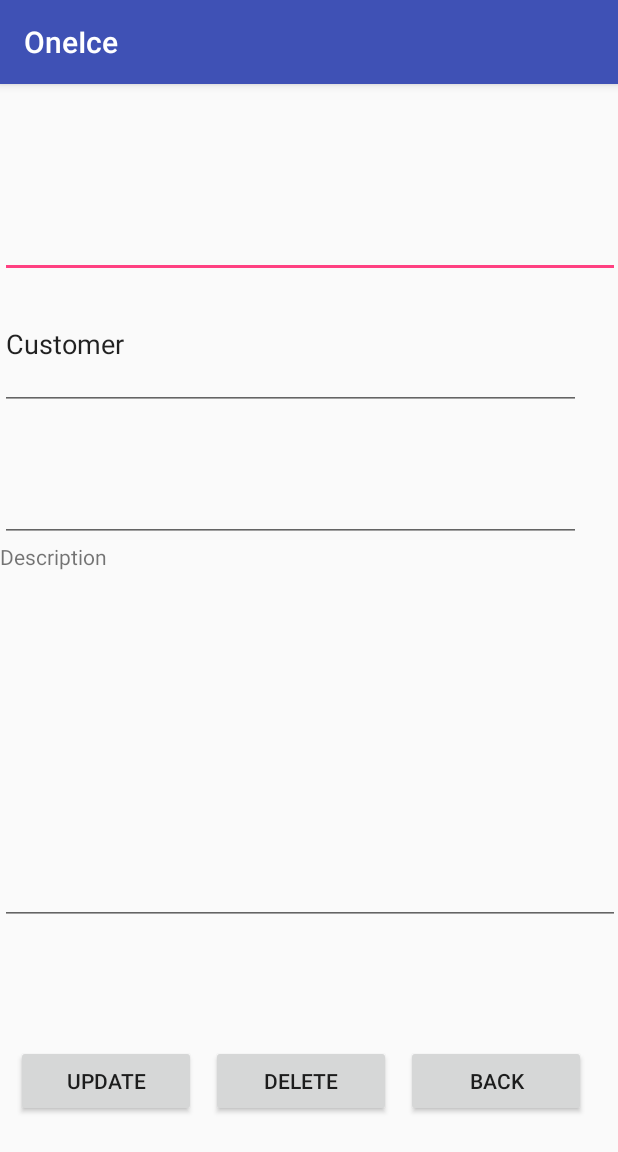
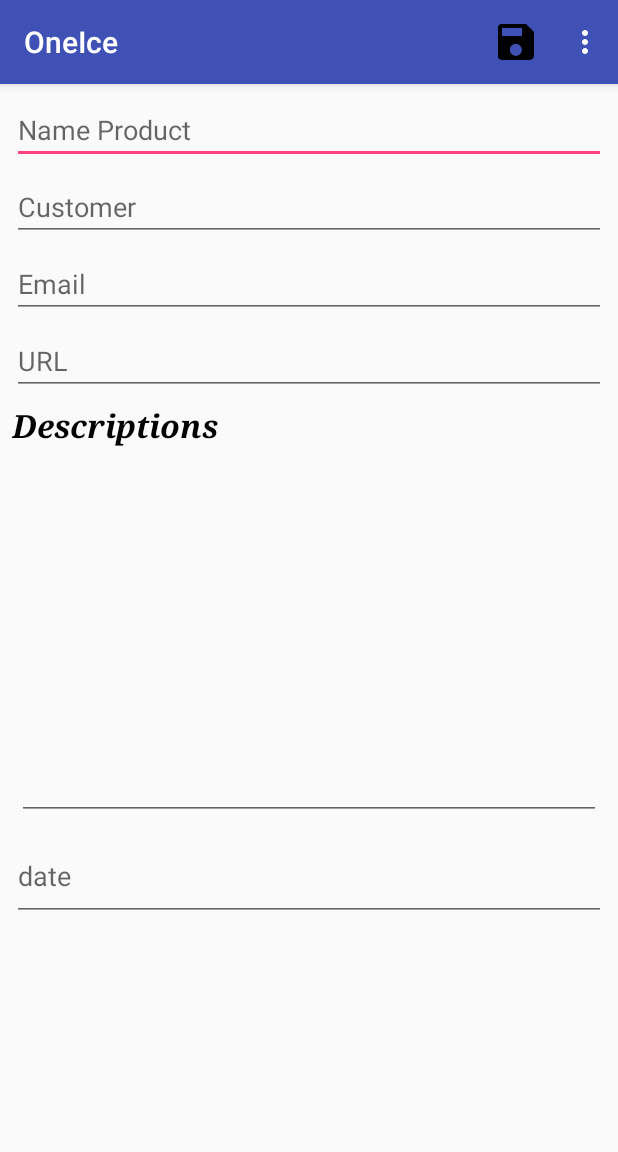
Before and after one commit to kirill9875/Project-OneIce, an Android app: the ProductDetailsActivity screen opened directly, with no data from a screen before it, on a phone screen of 412 x 824 dp. Shown: the top 1152 px of the screen. Run offline under Robolectric (Android 15) with nearby library versions, the phone set to English and light mode, and no system bars; our stand-ins replace Firebase (no records; nobody signed in at launch, a user with empty details on screens opened directly).

Commit message:
Realise Main Functional

```diff
--- a/app/src/main/java/com/edwardvanraak/materialbarcodescannerexample/ProductDetailsActivity.java
+++ b/app/src/main/java/com/edwardvanraak/materialbarcodescannerexample/ProductDetailsActivity.java
@@ -4,12 +4,15 @@ import android.content.Intent;
 import android.os.Bundle;
 import android.support.annotation.NonNull;
 import android.support.v7.app.AppCompatActivity;
+import android.view.Menu;
+import android.view.MenuItem;
 import android.view.View;
 import android.widget.Button;
 import android.widget.EditText;
 import android.widget.TextView;
 import android.widget.Toast;
 
+import com.edwardvanraak.materialbarcodescannerexample.madels.NewProduct;
 import com.edwardvanraak.materialbarcodescannerexample.madels.Product;
 import com.google.firebase.database.DataSnapshot;
 import com.google.firebase.database.DatabaseError;
@@ -26,18 +29,20 @@ import static android.content.Intent.FLAG_ACTIVITY_CLEAR_TOP;
 public class ProductDetailsActivity extends AppCompatActivity {
 
     private EditText mCustomer_editText;
+    private EditText mTitle_editText;
+    private EditText mEmails_editTxt;
+    private EditText mURL_editTxt;
     private EditText mDescriptor_editText;
-    private EditText mTitle_editText;
     private EditText mDate_editText;
-    private Button mUpdate_btn;
-    private Button mBack_btn;
-    private Button mDelete_btn;
+    private TextView mDescriptions_TxtView;
 
     private String key;
     private String title;
+    private String customer;
+    private String url;
+    private String email;
+    private String description;
     private String date;
-    private String description;
-    private String customer;
 
 
     @Override
@@ -45,37 +50,77 @@ public class ProductDetailsActivity extends AppCompatActivity {
         super.onCreate(savedInstanceState);
         setContentView(R.layout.activity_product_details);
 
-
         key = getIntent().getStringExtra("key");
         title = getIntent().getStringExtra("title");
         date = getIntent().getStringExtra("date");
-        description = getIntent().getStringExtra("description");
         customer = getIntent().getStringExtra("customer");
 
-        mTitle_editText = (EditText) findViewById(R.id.title_editText1);
+        description = getIntent().getStringExtra("description");
+        email = getIntent().getStringExtra("email");
+        url = getIntent().getStringExtra("url");
+
+        mTitle_editText = (EditText) findViewById(R.id.title_editTxt1);
         mTitle_editText.setText(title);
+        //Customer
+        mCustomer_editText = (EditText) findViewById(R.id.customer_editText1);
+        mCustomer_editText.setText(customer);
+
+        mEmails_editTxt= ( EditText) findViewById(R.id.email_editText1);
+        mEmails_editTxt.setText(email);
+
+        mURL_editTxt= ( EditText) findViewById(R.id.url_editText1);
+        mURL_editTxt.setText(url);
+
+        mDescriptions_TxtView = (TextView)findViewById(R.id.descriptions_txtView1);
+        mDescriptor_editText = ( EditText) findViewById(R.id.descriptions_editText1);
+        mDescriptor_editText.setText(description);
+
+        mDate_editText = (EditText) findViewById(R.id.date_editTxt1);
+        mDate_editText.setText(date);
 
 
-        mCustomer_editText = (EditText) findViewById(R.id.customer_editText);
-        mCustomer_editText.setText(customer);
-        mDate_editText = (EditText) findViewById(R.id.date_editText1);
-        mDate_editText.setText(date);
+    }
 
-        mDescriptor_editText = ( EditText) findViewById(R.id.decription_editText1);
-        mDescriptor_editText.setText(description);
+    @Override
+    public boolean onCreateOptionsMenu(Menu menu) {
+        getMenuInflater().inflate(R.menu.product_details_menu,menu);
+        return true;
+    }
 
-        mUpdate_btn = (Button) findViewById(R.id.update_btn);
-        mBack_btn = (Button) findViewById(R.id.btn_back);
-        mDelete_btn = (Button) findViewById(R.id.delete_btn);
+    @Override
+    public boolean onOptionsItemSelected(MenuItem item) {
+        if(item.getItemId() == R.id.delete_item) {
+            new FirebaseDatabaseHelper().deleteProduct(key, new FirebaseDatabaseHelper.DataStatus() {
+                @Override
+                public void DataIsLoaded(List<Product> products, List<String> keys) {
 
-        mUpdate_btn.setOnClickListener(new View.OnClickListener() {
+                }
                 @Override
-            public void onClick(View v) {
+                public void DataIsInserted() {
+
+                }
+
+                @Override
+                public void DataIsUpdated() {
+
+                }
+                @Override
+                public void DataIsDeleted() {
+
+                    Toast.makeText(ProductDetailsActivity.this, "Product deleted", Toast.LENGTH_LONG).show();
+                    finish(); return;
+
+                }
+            });
+
+        } else if (item.getItemId() == R.id.save_item) {
             Product product = new Product();
             product.setTitle(mTitle_editText.getText().toString());
+            product.setCustomer(mCustomer_editText.getText().toString());
+            product.setShopperEmail(mEmails_editTxt.getText().toString());
+            product.setShopperURL(mURL_editTxt.getText().toString());
             product.setDescription(mDescriptor_editText.getText().toString());
             product.setDate(mDate_editText.getText().toString());
-                product.setCustomer(mCustomer_editText.getText().toString());
 
             new FirebaseDatabaseHelper().updateProduct(key, product, new FirebaseDatabaseHelper.DataStatus() {
                 @Override
@@ -91,6 +136,7 @@ public class ProductDetailsActivity extends AppCompatActivity {
                 @Override
                 public void DataIsUpdated() {
                     Toast.makeText(ProductDetailsActivity.this, "product record has been updated successfullyy" , Toast.LENGTH_LONG).show();
+                    finish(); return;
 
                 }
 
@@ -100,48 +146,8 @@ public class ProductDetailsActivity extends AppCompatActivity {
                 }
             });
         }
-        });
 
-        mDelete_btn.setOnClickListener(new View.OnClickListener() {
-            @Override
-            public void onClick(View v) {
-               new FirebaseDatabaseHelper().deleteProduct(key, new FirebaseDatabaseHelper.DataStatus() {
-                   @Override
-                   public void DataIsLoaded(List<Product> products, List<String> keys) {
-
-                   }
-
-                   @Override
-                   public void DataIsInserted() {
-
-                   }
-
-                   @Override
-                   public void DataIsUpdated() {
-
-                   }
-
-                   @Override
-                   public void DataIsDeleted() {
-
-                       Toast.makeText(ProductDetailsActivity.this, "Product deleted", Toast.LENGTH_LONG).show();
-                       finish(); return;
-
-                   }
-               });
-            }
-        });
-        mBack_btn.setOnClickListener(new View.OnClickListener() {
-            @Override
-            public void onClick(View v) {
-                Intent i = new Intent(ProductDetailsActivity.this, MainActivity.class);
-                i.setFlags(FLAG_ACTIVITY_CLEAR_TOP);
-                startActivity(i);
-
-            }
-        });
-
-
+        return true;
     }
 
 }
--- a/app/src/main/java/com/edwardvanraak/materialbarcodescannerexample/madels/RecyclerView_Config.java
+++ b/app/src/main/java/com/edwardvanraak/materialbarcodescannerexample/madels/RecyclerView_Config.java
@@ -31,8 +31,10 @@ public class RecyclerView_Config {
     class ProductItemView extends RecyclerView.ViewHolder{
         private TextView mTitle;
         private TextView mCustomer;
-        private TextView mDescription;
         private TextView mDate;
+        private String mDescription;
+        private String mEmail;
+        private String mUrl;
 
         private String key;
 
@@ -42,7 +44,6 @@ public class RecyclerView_Config {
             mTitle= (TextView) itemView.findViewById(R.id.title_txtView);
             mCustomer = (TextView) itemView.findViewById(R.id.customer_textView);
             mDate = (TextView) itemView.findViewById(R.id.date_textView);
-            mDescription = (TextView) itemView.findViewById(R.id.doc_textView);
 
             itemView.setOnClickListener(new View.OnClickListener() {
                 @Override
@@ -51,7 +52,9 @@ public class RecyclerView_Config {
                     intent.putExtra("key",key);
                     intent.putExtra("title",mTitle.getText().toString());
                     intent.putExtra("customer",mCustomer.getText().toString());
-                    intent.putExtra("description",mDescription.getText().toString());
+                    intent.putExtra("email",mEmail);
+                    intent.putExtra("url",mUrl);
+                    intent.putExtra("description",mDescription);
                     intent.putExtra("date",mDate.getText().toString());
 
                     mContext.startActivity(intent);
@@ -62,9 +65,11 @@ public class RecyclerView_Config {
 
         public void bind(Product product,String key){
             mTitle.setText(product.getTitle());
-            mDescription.setText(product.getDescription());
+            mCustomer.setText(product.getCustomer());
+            mEmail = product.getShopperEmail();
+            mDescription = product.getDescription();
+            mUrl = product.getShopperURL();
             mDate.setText(product.getDate());
-            mCustomer.setText(product.getCustomer());
             this.key = key;
         }
     }
--- a/app/src/main/res/layout/activity_product_details.xml
+++ b/app/src/main/res/layout/activity_product_details.xml
@@ -4,104 +4,118 @@ xmlns:app="http://schemas.android.com/apk/res-auto"
     xmlns:tools="http://schemas.android.com/tools"
     android:layout_width="match_parent"
     android:layout_height="match_parent"
-tools:context=".ProductDetailsActivity">
+    tools:context="com.edwardvanraak.materialbarcodescannerexample.madels.NewProduct">
 
     <LinearLayout
-        android:id="@+id/linearLayout3"
-        android:layout_width="413dp"
-        android:layout_height="494dp"
-        android:orientation="vertical"
-        app:layout_constraintBottom_toTopOf="@+id/linearLayout"
+        android:id="@+id/linearLayout5"
+        android:layout_width="0dp"
+        android:layout_height="0dp"
+        android:layout_marginStart="8dp"
+        android:layout_marginLeft="8dp"
+        android:layout_marginTop="8dp"
+        android:layout_marginEnd="8dp"
+        android:layout_marginRight="8dp"
+        android:layout_marginBottom="8dp"
+        android:orientation="horizontal"
+        app:layout_constraintBottom_toBottomOf="parent"
         app:layout_constraintEnd_toEndOf="parent"
-        app:layout_constraintHorizontal_bias="0.0"
         app:layout_constraintStart_toStartOf="parent"
         app:layout_constraintTop_toTopOf="parent">
 
+        <LinearLayout
+            android:layout_width="match_parent"
+            android:layout_height="match_parent"
+            android:orientation="vertical">
+
+            <LinearLayout
+                android:layout_width="match_parent"
+                android:layout_height="490dp"
+                android:orientation="horizontal">
+
+                <LinearLayout
+                    android:layout_width="match_parent"
+                    android:layout_height="wrap_content"
+                    android:orientation="vertical">
+
                     <EditText
-            android:id="@+id/title_editText1"
+                        android:id="@+id/title_editTxt1"
                         android:layout_width="match_parent"
-            android:layout_height="62dp"
+                        android:layout_height="wrap_content"
+                        android:layout_marginBottom="6sp"
                         android:ems="10"
-            android:inputType="textPersonName"
-            android:text="Name Products" />
+                        android:hint="Name Product"
+                        android:inputType="textPersonName" />
 
                     <EditText
                         android:id="@+id/customer_editText1"
-            android:layout_width="387dp"
-            android:layout_height="88dp"
+                        android:layout_width="match_parent"
+                        android:layout_height="wrap_content"
+                        android:layout_marginBottom="6sp"
                         android:ems="10"
-            android:inputType="textPersonName"
-            android:text="Customer" />
+                        android:hint="Customer"
+                        android:inputType="textPersonName" />
 
                     <EditText
-            android:id="@+id/date_editText1"
-            android:layout_width="387dp"
-            android:layout_height="88dp"
+                        android:id="@+id/email_editText1"
+                        android:layout_width="match_parent"
+                        android:layout_height="wrap_content"
+                        android:layout_marginBottom="6sp"
                         android:ems="10"
-            android:inputType="date" />
+                        android:hint="Email"
+                        android:inputType="textEmailAddress" />
+
+                    <EditText
+                        android:id="@+id/url_editText1"
+                        android:layout_width="match_parent"
+                        android:layout_height="wrap_content"
+                        android:layout_marginBottom="6sp"
+                        android:ems="10"
+                        android:hint="URL"
+                        android:inputType="textPersonName" />
 
                     <TextView
-            android:id="@+id/description_textView1"
-            android:layout_width="83dp"
-            android:layout_height="44dp"
-            android:text="Description" />
+                        android:id="@+id/descriptions_txtView1"
+                        android:layout_width="match_parent"
+                        android:layout_height="match_parent"
+                        android:lineSpacingExtra="8sp"
+                        android:text="Descriptions"
+                        android:textAllCaps="false"
+                        android:textAppearance="@style/TextAppearance.AppCompat.Medium"
+                        android:textColor="#020202"
+                        android:textSize="21sp"
+                        android:textStyle="bold|italic"
+                        android:typeface="serif" />
 
                     <EditText
-            android:id="@+id/decription_editText1"
+                        android:id="@+id/descriptions_editText1"
                         android:layout_width="match_parent"
-            android:layout_height="211dp"
+                        android:layout_height="245dp"
+                        android:layout_margin="3sp"
                         android:ems="10"
                         android:gravity="start|top"
-            android:inputType="textMultiLine" />
-
-    </LinearLayout>
-
-    <LinearLayout
-        android:id="@+id/linearLayout"
-        android:layout_width="411dp"
-        android:layout_height="72dp"
-        android:layout_marginStart="5dp"
-        android:layout_marginLeft="5dp"
-        android:layout_marginEnd="5dp"
-        android:layout_marginRight="5dp"
-        android:orientation="vertical"
-        app:layout_constraintBottom_toBottomOf="parent"
-        app:layout_constraintEnd_toEndOf="parent"
-        app:layout_constraintStart_toStartOf="parent"
-        app:layout_constraintTop_toBottomOf="@+id/linearLayout3">
-
-        <LinearLayout
-            android:layout_width="match_parent"
-            android:layout_height="72dp"
-            android:orientation="horizontal">
-
-            <Button
-                android:id="@+id/update_btn"
-                android:layout_width="120dp"
-                android:layout_height="wrap_content"
-                android:layout_gravity="center"
-                android:layout_marginLeft="10dp"
-                android:text="Update" />
-
-            <Button
-                android:id="@+id/delete_btn"
-                android:layout_width="120dp"
-                android:layout_height="wrap_content"
-                android:layout_gravity="center"
-                android:layout_marginLeft="10dp"
-                android:text="Delete" />
-
-            <Button
-                android:id="@+id/btn_back"
-                android:layout_width="120dp"
-                android:layout_height="wrap_content"
-                android:layout_gravity="center"
-                android:layout_marginLeft="10dp"
-                android:text="back" />
+                        android:inputType="textMultiLine"
+                        android:visibility="visible" />
 
                 </LinearLayout>
 
             </LinearLayout>
 
+            <LinearLayout
+                android:layout_width="match_parent"
+                android:layout_height="match_parent"
+                android:layout_weight="1"
+                android:orientation="vertical">
 
+                <EditText
+                    android:id="@+id/date_editTxt1"
+                    android:layout_width="match_parent"
+                    android:layout_height="60dp"
+                    android:ems="10"
+                    android:hint="date"
+                    android:inputType="date" />
+
+            </LinearLayout>
+        </LinearLayout>
+
+    </LinearLayout>
 </android.support.constraint.ConstraintLayout>
--- a/app/src/main/res/layout/product_list_item.xml
+++ b/app/src/main/res/layout/product_list_item.xml
@@ -14,12 +14,12 @@
         android:layout_marginLeft="4dp"
         android:layout_marginTop="5dp"
         android:text="TextView"
-        android:textSize="20sp"
+        android:textSize="25sp"
         app:layout_constraintStart_toStartOf="parent"
         app:layout_constraintTop_toTopOf="parent" />
 
     <TextView
-        android:id="@+id/doc_textView"
+        android:id="@+id/customer_textView"
         android:layout_width="wrap_content"
         android:layout_height="wrap_content"
         android:layout_marginStart="4dp"
@@ -27,6 +27,7 @@
         android:layout_marginTop="5dp"
         android:layout_marginBottom="8dp"
         android:text="TextView"
+        android:textSize="18sp"
         app:layout_constraintBottom_toBottomOf="parent"
         app:layout_constraintStart_toStartOf="parent"
         app:layout_constraintTop_toBottomOf="@+id/title_txtView" />
@@ -35,28 +36,14 @@
         android:id="@+id/date_textView"
         android:layout_width="wrap_content"
         android:layout_height="wrap_content"
-        android:layout_marginTop="5dp"
-        android:layout_marginEnd="4dp"
-        android:layout_marginRight="4dp"
+        android:layout_marginTop="13dp"
+        android:layout_marginEnd="15dp"
+        android:layout_marginRight="15dp"
         android:text="TextView"
-        android:textSize="18sp"
+        android:textSize="28sp"
         android:textStyle="bold"
         app:layout_constraintEnd_toEndOf="parent"
         app:layout_constraintTop_toTopOf="parent" />
-
-    <TextView
-        android:id="@+id/customer_textView"
-        android:layout_width="wrap_content"
-        android:layout_height="wrap_content"
-        android:layout_marginTop="5dp"
-        android:layout_marginEnd="4dp"
-        android:layout_marginRight="4dp"
-        android:layout_marginBottom="8dp"
-        android:text="TextView"
-        android:typeface="monospace"
-        app:layout_constraintBottom_toBottomOf="parent"
-        app:layout_constraintEnd_toEndOf="parent"
-        app:layout_constraintTop_toBottomOf="@+id/date_textView" />
 
     <View
         android:id="@+id/view1"
--- /dev/null
+++ b/app/src/main/res/menu/product_details_menu.xml
@@ -0,0 +1,13 @@
+<?xml version="1.0" encoding="utf-8"?>
+<menu xmlns:app="http://schemas.android.com/apk/res-auto"
+    xmlns:android="http://schemas.android.com/apk/res/android">
+
+    <item
+        android:id="@+id/save_item"
+        android:icon="@drawable/baseline_save_black_48"
+        android:title="save"
+        app:showAsAction="always" />
+    <item
+        android:id="@+id/delete_item"
+        android:title="Delete" />
+</menu>
```
Lines whose indentation alone changed are shown as unchanged.
